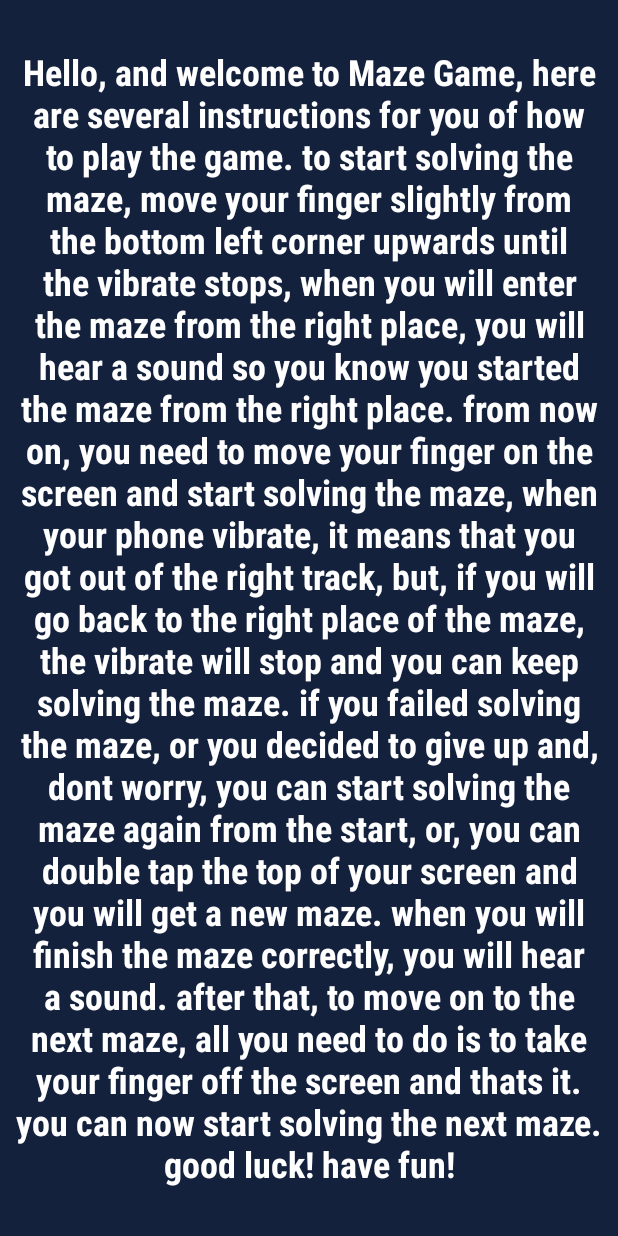
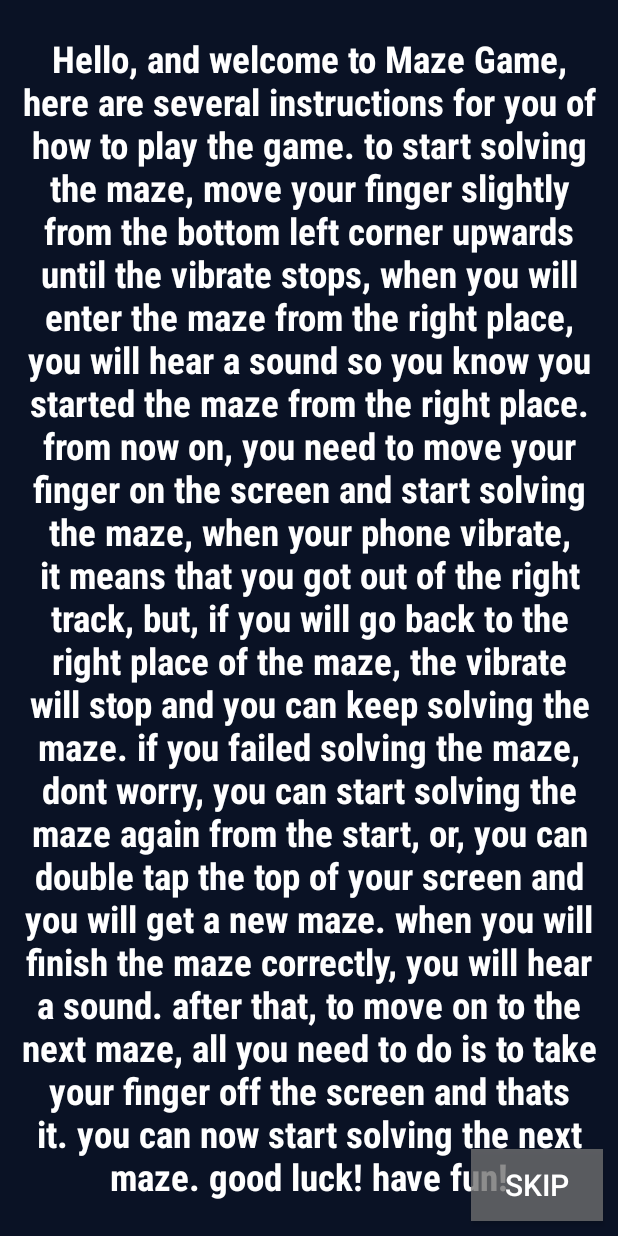
Before and after one commit to itay30/Maze, an Android app: the screen it shows after launch (InstructionClass), on a phone screen of 412 x 824 dp. Run offline under Robolectric (Android 15) with nearby library versions, the phone set to English and light mode, and no system bars; 1 statement that could not run was skipped.

Commit message:
added skip btn in instruction class, changed windowBackground color, added level fialed and buzzer mp3 files, fixed vibrate bug in all devices using thread.

```diff
--- a/app/src/main/java/com/maze/MazeApp/InstructionClass.java
+++ b/app/src/main/java/com/maze/MazeApp/InstructionClass.java
@@ -1,14 +1,20 @@
 package com.maze.MazeApp;
 
 import androidx.appcompat.app.AppCompatActivity;
+import androidx.core.content.ContextCompat;
 
+import android.Manifest;
 import android.annotation.SuppressLint;
 import android.annotation.TargetApi;
 import android.content.Intent;
 import android.content.SharedPreferences;
+import android.content.pm.PackageManager;
 import android.media.MediaPlayer;
 import android.os.Build;
 import android.os.Bundle;
+import android.widget.Button;
+import android.widget.ImageButton;
+import android.widget.Toast;
 
 import java.util.Timer;
 import java.util.TimerTask;
@@ -23,6 +29,8 @@ public class InstructionClass extends AppCompatActivity {
         super.onCreate(savedInstanceState);
         setContentView(R.layout.activity_instruction_class);
 
+        final Button skipButton = findViewById(R.id.skipBtn);
+
         si = MediaPlayer.create(this, R.raw.startinstructions1);
         si.start();
 
@@ -30,6 +38,12 @@ public class InstructionClass extends AppCompatActivity {
         SharedPreferences.Editor editor = prefs.edit();
         editor.putBoolean("firstStart", false);
         editor.apply();
+
+        skipButton.setOnClickListener(v -> {
+            si.stop();
+            Intent intent = new Intent(this, MainActivity.class);
+            startActivity(intent);
+        });
 
         timer = new Timer();
         int Period = 570; // 57 seconds
--- a/app/src/main/java/com/maze/MazeApp/MainActivity.java
+++ b/app/src/main/java/com/maze/MazeApp/MainActivity.java
@@ -35,6 +35,7 @@ public class MainActivity extends AppCompatActivity {
     public static ImageView star, arrow;
     public static Context context;
     public static Utilities util;
+    Thread thread;
 
     @Override
     protected void onCreate(Bundle savedInstanceState) {
@@ -44,6 +45,7 @@ public class MainActivity extends AppCompatActivity {
         context = this;
         star = findViewById(R.id.star);
         arrow = findViewById(R.id.arrow);
+        thread = null;
 
         SharedPreferences prefs = getSharedPreferences("prefs", MODE_PRIVATE);
         boolean firstStart = prefs.getBoolean("firstStart", true);
@@ -59,6 +61,9 @@ public class MainActivity extends AppCompatActivity {
         Utilities.nms = MediaPlayer.create(this, R.raw.newmazesound);
         Utilities.sms = MediaPlayer.create(this, R.raw.startmazesound);
         Utilities.ws = MediaPlayer.create(this, R.raw.winningsound);
+        Utilities.levelFailed = MediaPlayer.create(this, R.raw.levelfailed);
+        Utilities.fb = MediaPlayer.create(this, R.raw.failedbuzzer);
+        Utilities.oot = MediaPlayer.create(this, R.raw.beepoutoftrack);
         Utilities.levelOne = MediaPlayer.create(this, R.raw.levelone);
         Utilities.levelTwo = MediaPlayer.create(this, R.raw.leveltwo);
         Utilities.levelThree = MediaPlayer.create(this, R.raw.levelthree);
@@ -155,6 +160,47 @@ public class MainActivity extends AppCompatActivity {
             util.createMaze();
             util.playAudioWithDelay(Utilities.levelOne, 1000);
         }
+
+//        thread = new Thread(new Runnable() {  //works but causes delay in vibrate because Thread.sleep it makes it impossible to solve the maze
+//            @Override
+//            public void run() {
+//                while (true) {
+//                    if (!FingerLine.inTrack) {
+//                        try {
+//                            Thread.sleep(70);
+//                            vibe.vibrate(10000);
+////                            Utilities.oot.start();
+//                        } catch (InterruptedException e) {
+//                            e.printStackTrace();
+//                        }
+//                    } else if (FingerLine.solvedMaze){ }
+//                      else {
+//                        vibe.cancel();
+//                    }
+//                }
+//            }
+//        });
+//        thread.start();
+
+        thread = new Thread(new Runnable() { // stops te vibrate after 1 second for unknown reason, need to fix it
+            @Override
+            public void run() {
+                while (true) {
+                    if (!FingerLine.inTrack) {
+                        vibe.vibrate(10000);
+                        while (!FingerLine.inTrack) {
+                            Log.d("TEST", "in vibrate while");
+                        }
+                    } else if (FingerLine.solvedMaze){ }
+                      else {
+                        Log.d("TEST", "out of if");
+                        vibe.cancel();
+                      }
+                }
+            }
+        });
+        thread.start();
+
     } // on create end
 
 //    public void createMaze() {
@@ -239,7 +285,6 @@ public class MainActivity extends AppCompatActivity {
         return newArray;
     }
 
-
 //    private void onSwipeRight() {
 //        Log.d("TEST", "onSwipeRight");
 //        FingerLine.ePaint.setColor(ContextCompat.getColor((this), R.color.orange));
@@ -266,7 +311,7 @@ class Utilities {
     MazeView mMazeView;
     FingerLine mFingerLine;
     TextView current_level, mazes_solved;
-    static MediaPlayer nms, ws, sms, levelOne, levelTwo, levelThree, levelFour, levelFive, levelSix, levelSeven;
+    static MediaPlayer nms, ws, sms, oot, fb, levelFailed, levelOne, levelTwo, levelThree, levelFour, levelFive, levelSix, levelSeven;
 
 
     public void createMaze(){
@@ -285,9 +330,9 @@ class Utilities {
         while (mMazeView.lengthOfSolutionPath > pathLevel || mMazeView.lengthOfSolutionPath < pathLevel - 5){
             mMazeView = new MazeView(MainActivity.context, MAZE_SIZE);
         }
-        Log.d("lengthh", "length of the maze " + mMazeView.lengthOfSolutionPath);
-        Log.d("lengthh", "times solved maze " + timesSolved);
-        Log.d("lengthh", "formula " + pathLevel);
+//        Log.d("lengthh", "length of the maze " + mMazeView.lengthOfSolutionPath);
+//        Log.d("lengthh", "times solved maze " + timesSolved);
+//        Log.d("lengthh", "formula " + pathLevel);
 
         // Trace the path from start to farthestVertex using the line of predecessors,
         // apply this information to form an array of rectangles
@@ -366,7 +411,7 @@ class Utilities {
 
     public void startGameSolvedAnimation() {
         ws.start();
-        Vibrate(new long[]{0,150, 100, 2000, 20000}); // TA-DAMMMM Vibrate then 20 seconds sleep
+        Vibrate(new long[]{70, 150, 100, 2000, 20000}); // TA-DAMMMM Vibrate then 20 seconds sleep
         timesSolved++;
     }
 
--- a/app/src/main/res/layout/activity_instruction_class.xml
+++ b/app/src/main/res/layout/activity_instruction_class.xml
@@ -24,4 +24,19 @@
         app:layout_constraintEnd_toEndOf="parent">
     </TextView>
 
+    <Button
+        android:id="@+id/skipBtn"
+        android:layout_width="wrap_content"
+        android:layout_height="wrap_content"
+        android:layout_margin="10dp"
+        android:text="Skip"
+        android:textSize="20sp"
+        android:background="@color/grey"
+        android:textColor="#FFFFFF"
+        app:layout_constraintBottom_toBottomOf="parent"
+        app:layout_constraintEnd_toEndOf="parent">
+
+    </Button>
+
+
 </androidx.constraintlayout.widget.ConstraintLayout>
--- a/app/src/main/res/values/colors.xml
+++ b/app/src/main/res/values/colors.xml
@@ -1,7 +1,7 @@
 <?xml version="1.0" encoding="utf-8"?>
 <resources>
     <color name="white">#FFFFFF</color>
-    <color name="windowBackground">#14213D</color>
+    <color name="windowBackground">#0A1225</color>
     <color name="colorPrimary">#81D4FA</color>
     <color name="colorPrimaryDark">#29B6F6</color>
     <color name="colorPrimaryDarker">#039BE5</color>
@@ -15,5 +15,6 @@
     <color name="orange">#FCA311</color>
     <color name="red">#FF0000</color>
     <color name="colorAccent">#E5E5E5</color>
+    <color name="grey">#BF757575</color>
     <color name="black">#000000</color>
     </resources>
--- a/app/src/main/res/values/strings.xml
+++ b/app/src/main/res/values/strings.xml
@@ -6,10 +6,10 @@
         hear a sound so you know you started the maze from the right place. from now on, you need to move
         your finger on the screen and start solving the maze, when your phone vibrate, it means that you
         got out of the right track, but, if you will go back to the right place of the maze, the vibrate
-        will stop and you can keep solving the maze. if you failed solving the maze, or you decided to
-        give up and, dont worry, you can start solving the maze again from the start, or, you can double
-        tap the top of your screen and you will get a new maze. when you will finish the maze correctly,
-        you will hear a sound. after that, to move on to the next maze, all you need to do is to take your
-        finger off the screen and thats it. you can now start solving the next maze. good luck! have fun!
+        will stop and you can keep solving the maze. if you failed solving the maze, dont worry, you can
+        start solving the maze again from the start, or, you can double tap the top of your screen and you
+        will get a new maze. when you will finish the maze correctly, you will hear a sound. after that,
+        to move on to the next maze, all you need to do is to take your finger off the screen and thats it.
+        you can now start solving the next maze. good luck! have fun!
 </string>
 </resources>
```
Also changed, not shown: app/src/main/java/com/maze/MazeApp/FingerLine.java (+26 -7 lines), 2 other files.
